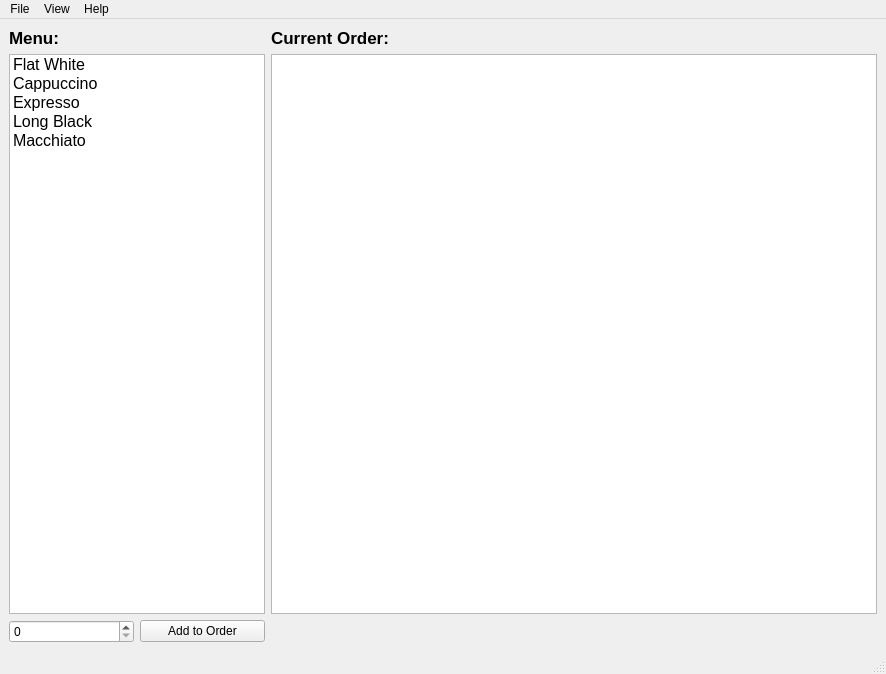
Qt form qtc-part2/mainwindow.ui (moylty/DejaBrewPOS) before a commit.
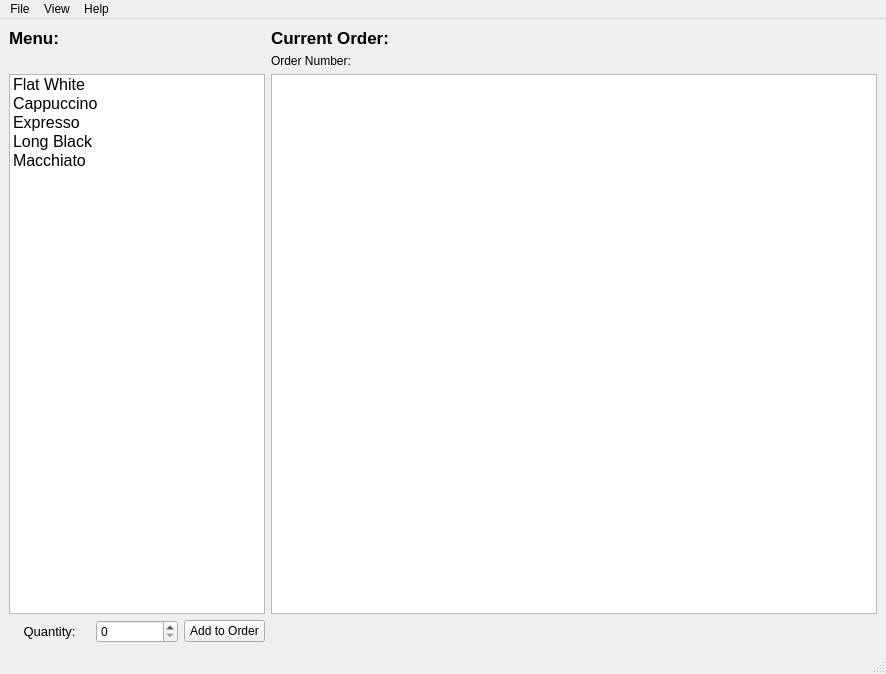
The same form after that commit.

Commit message: added order no, extra labels, basic order add function

Patch:
```diff
--- a/qtc-part2/mainwindow.ui
+++ b/qtc-part2/mainwindow.ui
@@ -21,14 +21,52 @@
   </property>
   <widget class="QWidget" name="centralwidget">
    <layout class="QGridLayout" name="gridLayout">
-    <item row="2" column="1">
+    <item row="4" column="2">
+     <widget class="QSpinBox" name="orderQuantity"/>
+    </item>
+    <item row="3" column="4">
+     <widget class="QListWidget" name="orderList">
+      <property name="font">
+       <font>
+        <pointsize>12</pointsize>
+       </font>
+      </property>
+      <property name="selectionMode">
+       <enum>QAbstractItemView::NoSelection</enum>
+      </property>
+      <property name="selectionRectVisible">
+       <bool>false</bool>
+      </property>
+     </widget>
+    </item>
+    <item row="4" column="3">
      <widget class="QPushButton" name="addOrderButton">
       <property name="text">
        <string>Add to Order</string>
       </property>
      </widget>
     </item>
-    <item row="1" column="0" colspan="2">
+    <item row="0" column="1">
+     <widget class="QLabel" name="menulabel">
+      <property name="font">
+       <font>
+        <pointsize>13</pointsize>
+        <bold>true</bold>
+       </font>
+      </property>
+      <property name="text">
+       <string>Menu:</string>
+      </property>
+     </widget>
+    </item>
+    <item row="1" column="4">
+     <widget class="QLabel" name="onLabel">
+      <property name="text">
+       <string>Order Number: </string>
+      </property>
+     </widget>
+    </item>
+    <item row="3" column="1" colspan="3">
      <widget class="QListWidget" name="menuList">
       <property name="font">
        <font>
@@ -62,27 +100,27 @@
       </item>
      </widget>
     </item>
-    <item row="2" column="0">
-     <widget class="QSpinBox" name="orderQuantity"/>
-    </item>
-    <item row="1" column="2">
-     <widget class="QListWidget" name="listWidget"/>
-    </item>
-    <item row="0" column="0">
-     <widget class="QLabel" name="menulabel">
+    <item row="4" column="1">
+     <widget class="QLabel" name="quanLabel">
       <property name="font">
        <font>
-        <pointsize>13</pointsize>
-        <bold>true</bold>
+        <pointsize>10</pointsize>
+        <bold>false</bold>
        </font>
       </property>
       <property name="text">
-       <string>Menu:</string>
+       <string>Quantity:</string>
+      </property>
+      <property name="textFormat">
+       <enum>Qt::PlainText</enum>
+      </property>
+      <property name="alignment">
+       <set>Qt::AlignCenter</set>
       </property>
      </widget>
     </item>
-    <item row="0" column="2">
-     <widget class="QLabel" name="label">
+    <item row="0" column="4">
+     <widget class="QLabel" name="coLabel">
       <property name="font">
        <font>
         <pointsize>13</pointsize>
```
The commit also changes 4 other files.
